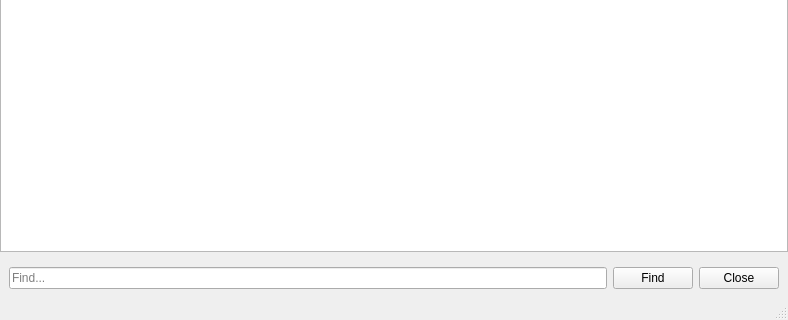
Before: the Qt Designer form mainwindow.ui in AJigsawnHalo/NotPad, drawn with Qt 5; both pictures show x 0 to 788 and y 280 to 600 of the 788 by 600 pixel window.
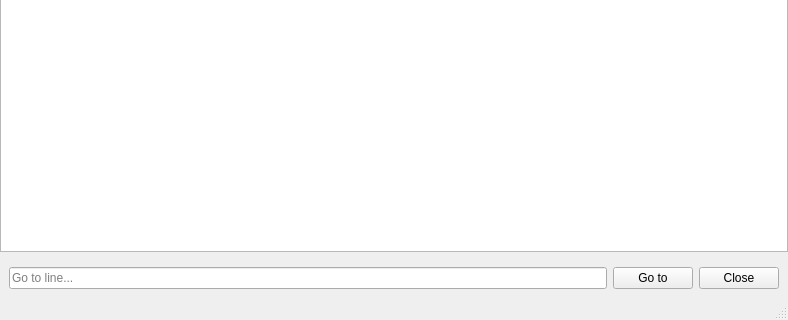
After: the same form once the commit is applied. The open tabs and pages were chosen to show the change.

Commit message: Add "Go To Line" Function

What changed in the file:
```diff
--- a/mainwindow.ui
+++ b/mainwindow.ui
@@ -111,6 +111,31 @@
         </item>
        </layout>
       </widget>
+      <widget class="QWidget" name="page_3">
+       <layout class="QGridLayout" name="gridLayout_2">
+        <item row="0" column="0">
+         <widget class="QLineEdit" name="lineGo">
+          <property name="placeholderText">
+           <string>Go to line...</string>
+          </property>
+         </widget>
+        </item>
+        <item row="0" column="1">
+         <widget class="QPushButton" name="buttonGo">
+          <property name="text">
+           <string>Go to</string>
+          </property>
+         </widget>
+        </item>
+        <item row="0" column="2">
+         <widget class="QPushButton" name="buttonClose3">
+          <property name="text">
+           <string>Close</string>
+          </property>
+         </widget>
+        </item>
+       </layout>
+      </widget>
      </widget>
     </item>
    </layout>
```
Left out of the diff: 3 changed lines with no effect on the pictures. The commit also changes 2 other files.
